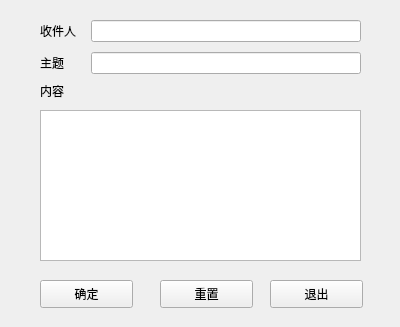
This is CloudBackup/ui/S3Share.ui in qinxuye/CloudBackup as Qt 5 draws it before an edit. The edited form follows.
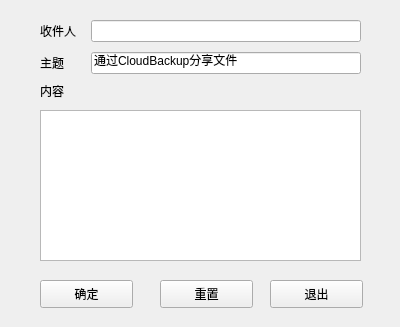
This is the edited form.

Diff of the .ui file:
```diff
--- a/CloudBackup/ui/S3Share.ui
+++ b/CloudBackup/ui/S3Share.ui
@@ -86,7 +86,11 @@
      </widget>
     </item>
     <item row="1" column="1">
-     <widget class="QLineEdit" name="tstopic"/>
+     <widget class="QLineEdit" name="tstopic">
+      <property name="text">
+       <string>通过CloudBackup分享文件</string>
+      </property>
+     </widget>
     </item>
    </layout>
   </widget>
```
Left out of the diff: 6 changed lines with no effect on the pictures.
